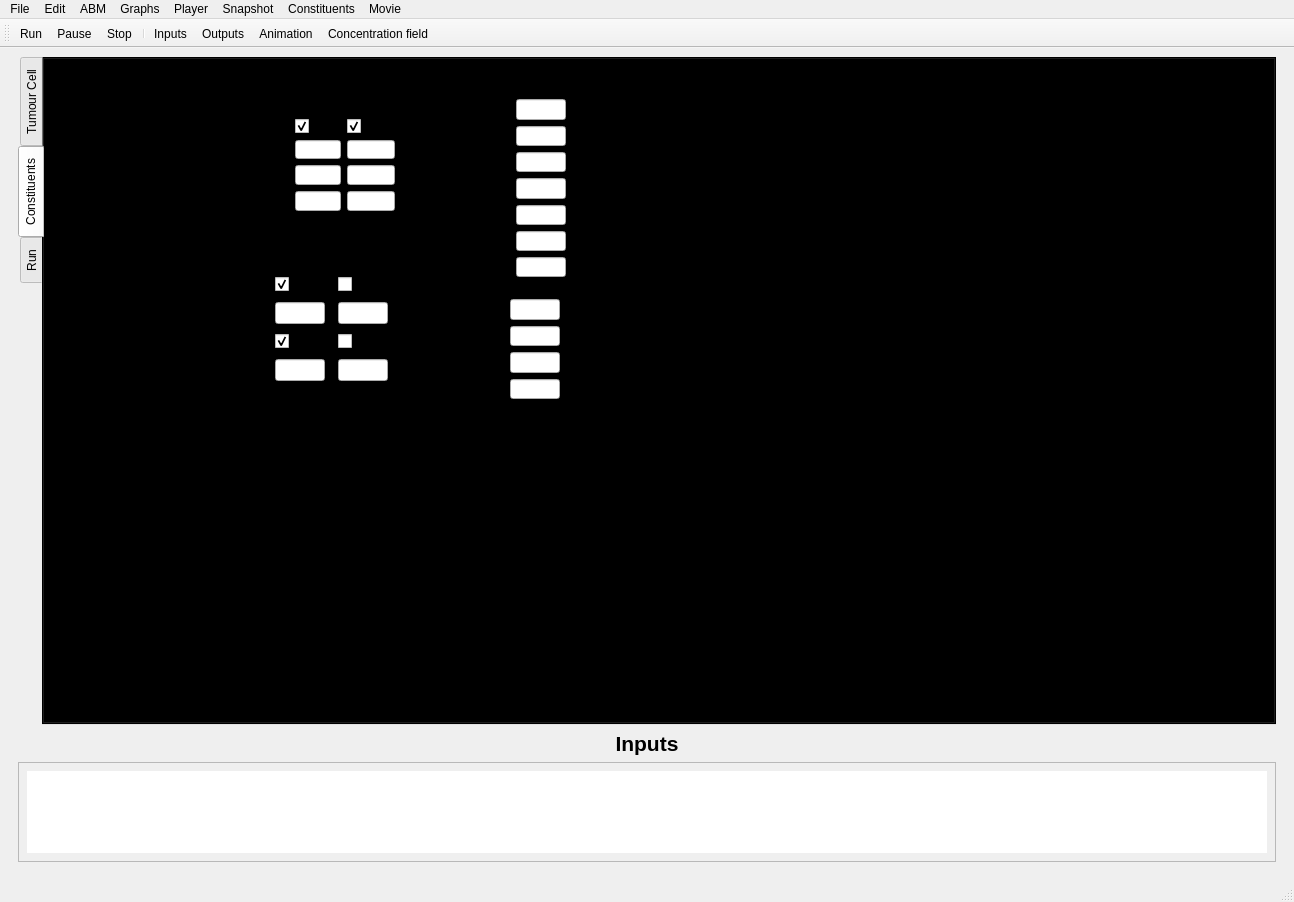
Old version of the form GUI/spheroid_GUI.ui in the repository gibbogle/spheroid-abm.
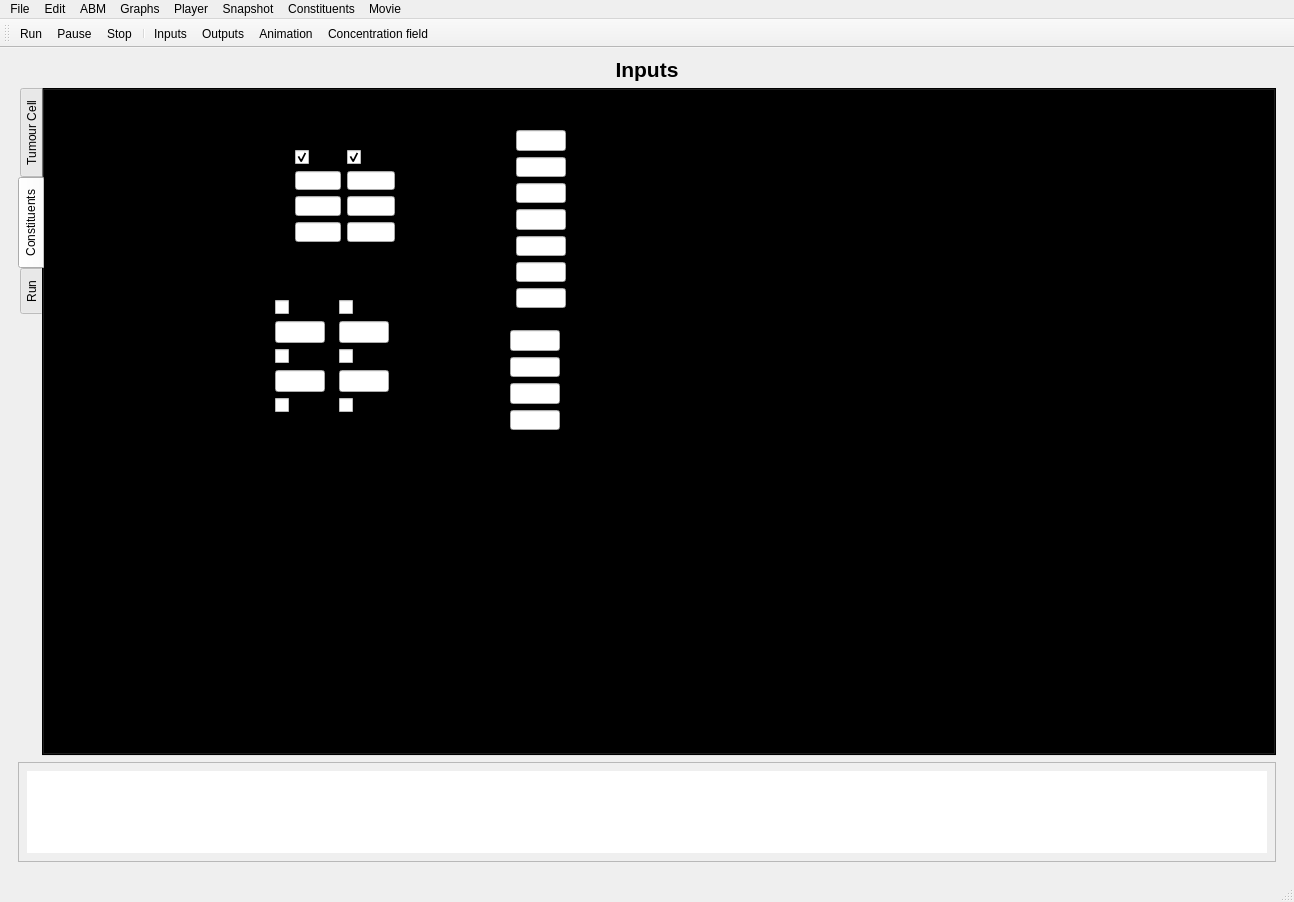
New version of the form. Icons and pictures are not drawn. Custom widgets are drawn as their Qt base class.

Commit message: Added in drug metabolites (not completed)

```diff
--- a/GUI/spheroid_GUI.ui
+++ b/GUI/spheroid_GUI.ui
@@ -49,6 +49,30 @@
         <property name="topMargin">
          <number>0</number>
         </property>
+        <item>
+         <widget class="QLabel" name="label_input">
+          <property name="maximumSize">
+           <size>
+            <width>16777215</width>
+            <height>30</height>
+           </size>
+          </property>
+          <property name="font">
+           <font>
+            <family>Segoe UI</family>
+            <pointsize>16</pointsize>
+            <weight>75</weight>
+            <bold>true</bold>
+           </font>
+          </property>
+          <property name="text">
+           <string>Inputs</string>
+          </property>
+          <property name="alignment">
+           <set>Qt::AlignCenter</set>
+          </property>
+         </widget>
+        </item>
         <item>
          <widget class="QTabWidget" name="tabs">
           <property name="enabled">
@@ -782,7 +806,7 @@
              <rect>
               <x>50</x>
               <y>190</y>
-              <width>300</width>
+              <width>303</width>
               <height>138</height>
              </rect>
             </property>
@@ -853,7 +877,7 @@
                </property>
               </widget>
              </item>
-             <item row="0" column="3">
+             <item row="0" column="2">
               <widget class="QLabel" name="label_SN30000">
                <property name="sizePolicy">
                 <sizepolicy hsizetype="Expanding" vsizetype="Fixed">
@@ -878,7 +902,7 @@
                </property>
               </widget>
              </item>
-             <item row="1" column="3">
+             <item row="1" column="2">
               <widget class="QCheckBox" name="cbox_USE_SN30K">
                <property name="maximumSize">
                 <size>
@@ -890,11 +914,11 @@
                 <string/>
                </property>
                <property name="checked">
-                <bool>true</bool>
+                <bool>false</bool>
                </property>
               </widget>
              </item>
-             <item row="2" column="3">
+             <item row="2" column="2">
               <widget class="QLineEdit" name="line_SN30K_BDRY_CONC">
                <property name="maximumSize">
                 <size>
@@ -907,7 +931,7 @@
                </property>
               </widget>
              </item>
-             <item row="4" column="3">
+             <item row="4" column="2">
               <widget class="QLineEdit" name="line_SN30K_HALFLIFE">
                <property name="maximumSize">
                 <size>
@@ -920,7 +944,7 @@
                </property>
               </widget>
              </item>
-             <item row="0" column="4">
+             <item row="0" column="3">
               <widget class="QLabel" name="label_DRUG_B">
                <property name="sizePolicy">
                 <sizepolicy hsizetype="Expanding" vsizetype="Fixed">
@@ -945,7 +969,7 @@
                </property>
               </widget>
              </item>
-             <item row="1" column="4">
+             <item row="1" column="3">
               <widget class="QCheckBox" name="cbox_USE_DRUG_B">
                <property name="maximumSize">
                 <size>
@@ -961,7 +985,7 @@
                </property>
               </widget>
              </item>
-             <item row="2" column="4">
+             <item row="2" column="3">
               <widget class="QLineEdit" name="line_DRUG_B_BDRY_CONC">
                <property name="maximumSize">
                 <size>
@@ -974,7 +998,7 @@
                </property>
               </widget>
              </item>
-             <item row="4" column="4">
+             <item row="4" column="3">
               <widget class="QLineEdit" name="line_DRUG_B_HALFLIFE">
                <property name="maximumSize">
                 <size>
@@ -1000,23 +1024,50 @@
                </property>
               </widget>
              </item>
-             <item row="3" column="3">
+             <item row="3" column="2">
               <widget class="QCheckBox" name="cbox_SN30K_DECAY">
                <property name="text">
                 <string/>
                </property>
                <property name="checked">
-                <bool>true</bool>
+                <bool>false</bool>
                </property>
               </widget>
              </item>
-             <item row="3" column="4">
+             <item row="3" column="3">
               <widget class="QCheckBox" name="cbox_DRUG_B_DECAY">
                <property name="text">
                 <string/>
                </property>
               </widget>
              </item>
+             <item row="5" column="0">
+              <widget class="QLabel" name="label_metabolite">
+               <property name="font">
+                <font>
+                 <weight>75</weight>
+                 <bold>true</bold>
+                </font>
+               </property>
+               <property name="text">
+                <string>Simulate metabolite</string>
+               </property>
+              </widget>
+             </item>
+             <item row="5" column="2">
+              <widget class="QCheckBox" name="cbox_SN30K_metabolite">
+               <property name="text">
+                <string/>
+               </property>
+              </widget>
+             </item>
+             <item row="5" column="3">
+              <widget class="QCheckBox" name="cbox_DRUG_B_metabolite">
+               <property name="text">
+                <string/>
+               </property>
+              </widget>
+             </item>
             </layout>
            </widget>
           </widget>
@@ -1849,30 +1900,6 @@
           </widget>
          </widget>
         </item>
-        <item>
-         <widget class="QLabel" name="label_input">
-          <property name="maximumSize">
-           <size>
-            <width>16777215</width>
-            <height>30</height>
-           </size>
-          </property>
-          <property name="font">
-           <font>
-            <family>Segoe UI</family>
-            <pointsize>16</pointsize>
-            <weight>75</weight>
-            <bold>true</bold>
-           </font>
-          </property>
-          <property name="text">
-           <string>Inputs</string>
-          </property>
-          <property name="alignment">
-           <set>Qt::AlignCenter</set>
-          </property>
-         </widget>
-        </item>
         <item>
          <widget class="QTextEdit" name="text_more">
           <property name="sizePolicy">
```
Left out of the diff: 35 changed lines with no effect on the pictures. The commit also changes 11 other files.
